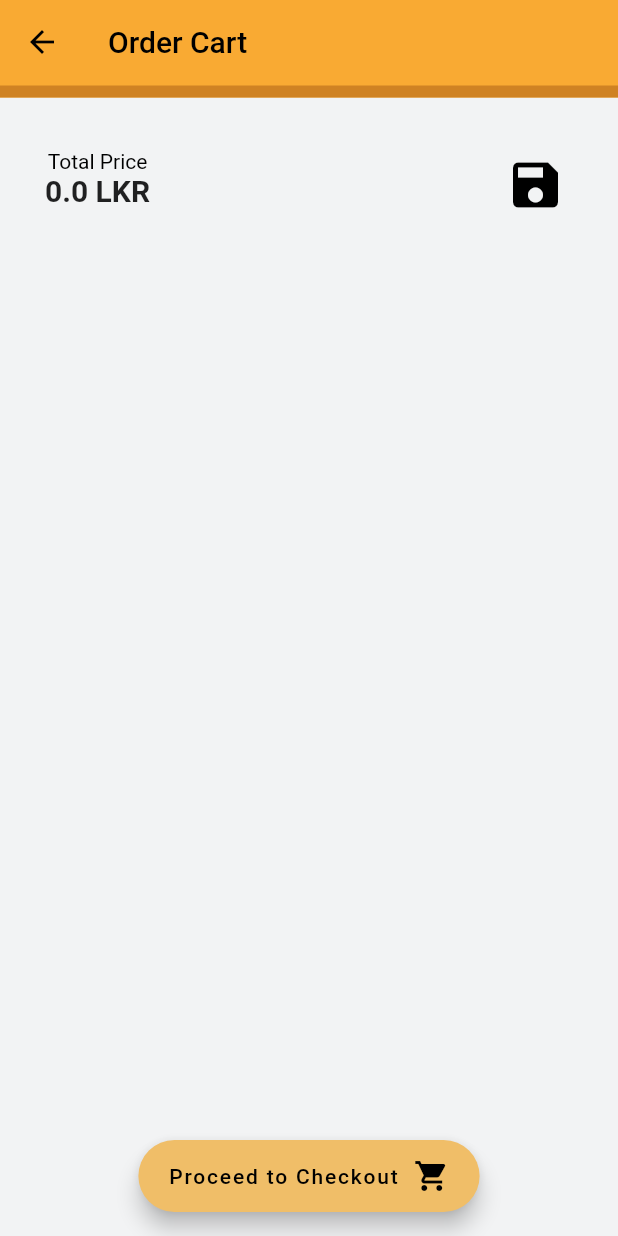
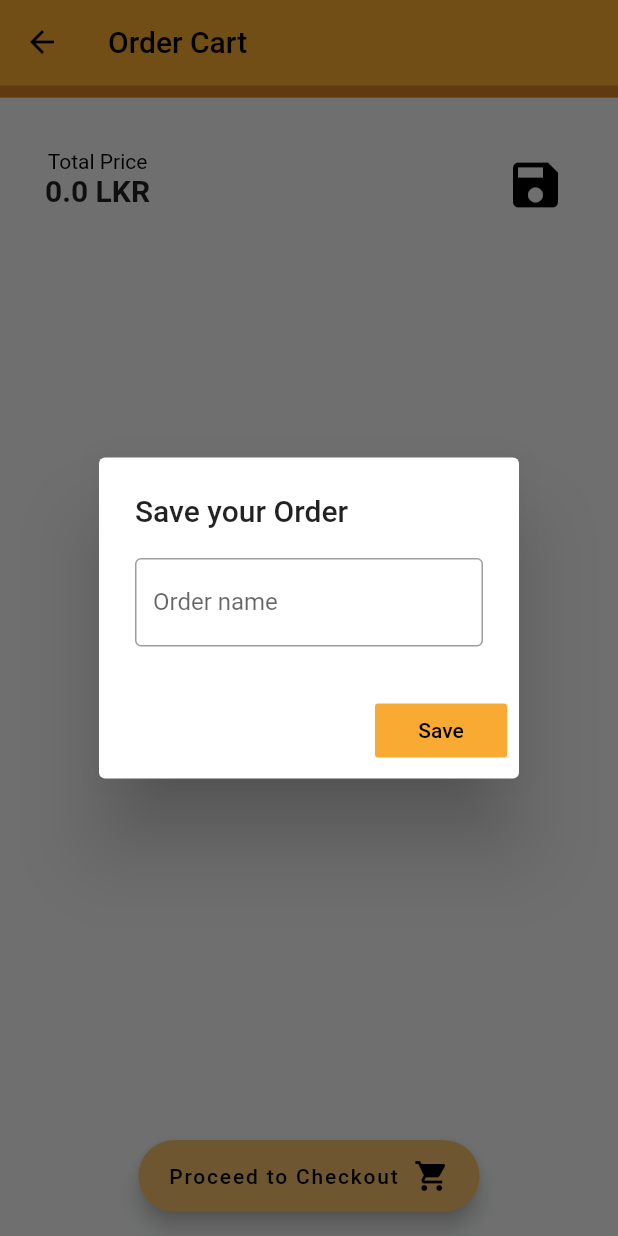
Before and after one commit to SahanChan/Voila-Gift-App, a Flutter app: the OrderCart screen opened directly, after a tap on the "save" icon, on a phone screen of 412 x 824 dp. Run offline on Flutter 3.47's test engine with Material 2 defaults, Android fonts, the phone set to English and light mode, and no system bars; our stand-ins replace cloud_firestore, firebase_auth, flutter_spinkit, fluttertoast, font_awesome_flutter; accounts and stored records are empty.

Commit message:
OrderHistory

```diff
--- a/lib/screens/OrderCart/orderCart.dart
+++ b/lib/screens/OrderCart/orderCart.dart
@@ -10,6 +10,8 @@ import 'package:fluttertoast/fluttertoast.dart';
 import 'package:VoilaGiftApp/models/price.dart';
 import 'package:font_awesome_flutter/font_awesome_flutter.dart';
 
+import '../../constants.dart';
+
 class OrderCart extends StatefulWidget {
   @override
   _OrderCartState createState() => _OrderCartState();
@@ -18,7 +20,36 @@ class OrderCart extends StatefulWidget {
 class _OrderCartState extends State<OrderCart> {
   double x;
   String id;
+  final orderName = TextEditingController();
   List<int> _counter = List();
+
+  // AlertDialog alert = AlertDialog(
+  //   title: Text("Save your Order"),
+  //   content: TextField(
+  //     controller: orderName,
+  //     obscureText: false,
+  //     decoration: InputDecoration(
+  //         border: OutlineInputBorder(), labelText: "Order name"),
+  //   ),
+  //   actions: [
+  //     FlatButton(
+  //       onPressed: () {
+  //         Firestore.instance.collection('Order History').add({
+  //           'title': orderName.text,
+  //           'orderedDate': "01/12/2014",
+  //           'items.title1': "Teddy Bear Brown",
+  //           'items.title2': 'Yellow Flower Vase',
+  //         });
+  //         Navigator.of(context).pop();
+  //       },
+  //       child: Text(
+  //         "Save",
+  //         style: TextStyle(color: Colors.black),
+  //       ),
+  //       color: PrimaryColor,
+  //     ),
+  //   ],
+  // );
   @override
   Widget build(BuildContext context) {
     return Scaffold(
@@ -76,7 +107,42 @@ class _OrderCartState extends State<OrderCart> {
                         size: 40.0,
                       ),
                       onPressed: () {
-                        print("save icon is pressed");
+                        showDialog(
+                            context: context,
+                            builder: (BuildContext context) {
+                              return AlertDialog(
+                                title: Text("Save your Order"),
+                                content: TextField(
+                                  controller: orderName,
+                                  obscureText: false,
+                                  decoration: InputDecoration(
+                                      border: OutlineInputBorder(),
+                                      labelText: "Order name"),
+                                ),
+                                actions: [
+                                  FlatButton(
+                                    onPressed: () {
+                                      Firestore.instance
+                                          .collection('Order History')
+                                          .add({
+                                        'title': orderName.text,
+                                        'orderedDate': "01/12/2014",
+                                        'items': {
+                                          'title1': "Teddy Bear Brown",
+                                          'title2': 'Yellow Flower Vase'
+                                        },
+                                      });
+                                      Navigator.of(context).pop();
+                                    },
+                                    child: Text(
+                                      "Save",
+                                      style: TextStyle(color: Colors.black),
+                                    ),
+                                    color: PrimaryColor,
+                                  ),
+                                ],
+                              );
+                            });
                       },
                     ),
                   )
```
Also changed, not shown: lib/screens/Home/Home.dart (+11 -0 lines), lib/screens/OrderCart/orderHistory.dart (added, +111 -0 lines).
